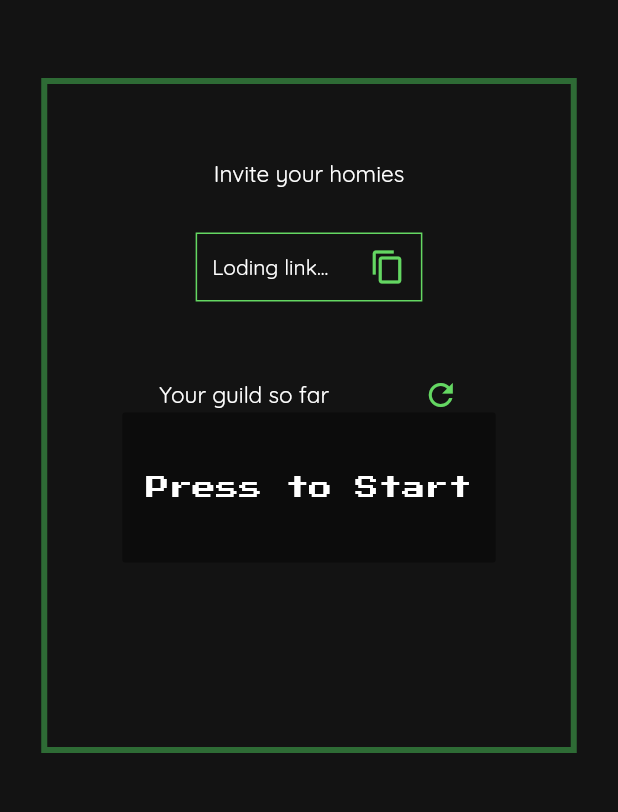
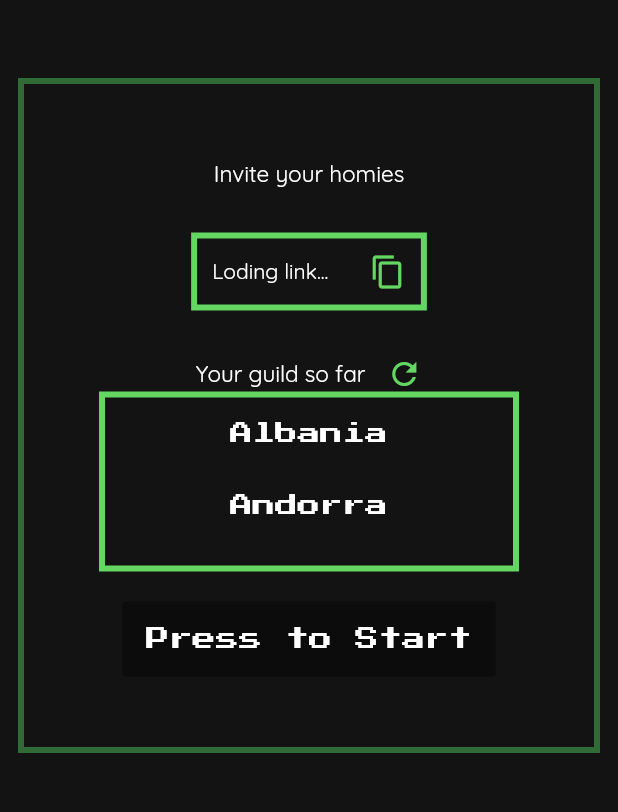
Before and after one commit to bnair2001/equalist-frontend, a Flutter app: the WaitingRoom screen opened by its route, on a phone screen of 412 x 824 dp, the part 87-899 px from its top. Run offline on Flutter 3.47's test engine with Material 2 defaults, Android fonts, the phone set to English and light mode, and no system bars; our stand-ins replace fluro, google_fonts, shared_preferences; accounts and stored records are empty.

Commit message:
waiting page first draft done

```diff
--- a/lib/waitingRoom.dart
+++ b/lib/waitingRoom.dart
@@ -10,6 +10,31 @@ class WaitingRoom extends StatefulWidget {
 }
 
 class _WaitingRoomState extends State<WaitingRoom> {
+  var people = [
+    'Albania',
+    'Andorra',
+    'Armenia',
+    'Austria',
+    'Azerbaijan',
+    'Belarus',
+    'Belgium',
+    'Bosnia and Herzegovina',
+    'Bulgaria',
+    'Croatia',
+    'Cyprus',
+    'Czech Republic',
+    'Denmark',
+    'Estonia',
+    'Finland',
+    'France',
+    'Georgia',
+    'Germany',
+    'Greece',
+    'Hungary',
+    'Iceland',
+    'Ireland',
+    'Italy',
+  ];
   @override
   Widget build(BuildContext context) {
     //
@@ -27,7 +52,7 @@ class _WaitingRoomState extends State<WaitingRoom> {
           margin: const EdgeInsets.all(30.0),
           padding: const EdgeInsets.all(10.0),
           decoration: BoxDecoration(
-            border: Border.all(color: EqualistColors.lightGreen),
+            border: Border.all(color: EqualistColors.lightGreen, width: 4),
           ),
           child: Wrap(
             crossAxisAlignment: WrapCrossAlignment.center,
@@ -44,6 +69,36 @@ class _WaitingRoomState extends State<WaitingRoom> {
                 color: EqualistColors.lightGreen,
               ),
             ],
+          ));
+    }
+
+    Widget _myListView(BuildContext context) {
+      return Container(
+          //margin: const EdgeInsets.all(20.0),
+          //padding: const EdgeInsets.all(5.0),
+          height: 120.0,
+          decoration: BoxDecoration(
+            border: Border.all(
+              width: 4,
+              color: EqualistColors.lightGreen,
+            ),
+          ), //       <--- BoxDecoration here
+          child: ListView.builder(
+            itemCount: people.length,
+            itemBuilder: (context, index) {
+              return ListTile(
+                dense: true,
+                contentPadding: EdgeInsets.only(top: 0.0, bottom: 0.0),
+                title: Text(
+                  people[index],
+                  textAlign: TextAlign.center,
+                  style: GoogleFonts.pressStart2p(
+                    fontSize: 15.0,
+                    color: EqualistColors.white,
+                  ),
+                ),
+              );
+            },
           ));
     }
 
@@ -68,9 +123,7 @@ class _WaitingRoomState extends State<WaitingRoom> {
             //   height: 2.0,
             // ),
             copyLink(),
-            SizedBox(
-              height: 20,
-            ),
+
             Wrap(
               crossAxisAlignment: WrapCrossAlignment.center,
               children: [
@@ -82,17 +135,20 @@ class _WaitingRoomState extends State<WaitingRoom> {
                     color: EqualistColors.white,
                   ),
                 ),
-                Text('                  '),
+                Text('    '),
                 Icon(
                   Icons.refresh,
                   color: EqualistColors.lightGreen,
                 ),
               ],
             ),
-
+            _myListView(context),
+            SizedBox(
+              height: 20,
+            ),
             ButtonTheme(
-              minWidth: 200.0,
-              height: 100.0,
+              minWidth: 150.0,
+              height: 50.0,
               child: RaisedButton(
                 color: EqualistColors.lightGreen,
                 onPressed: null,
```
